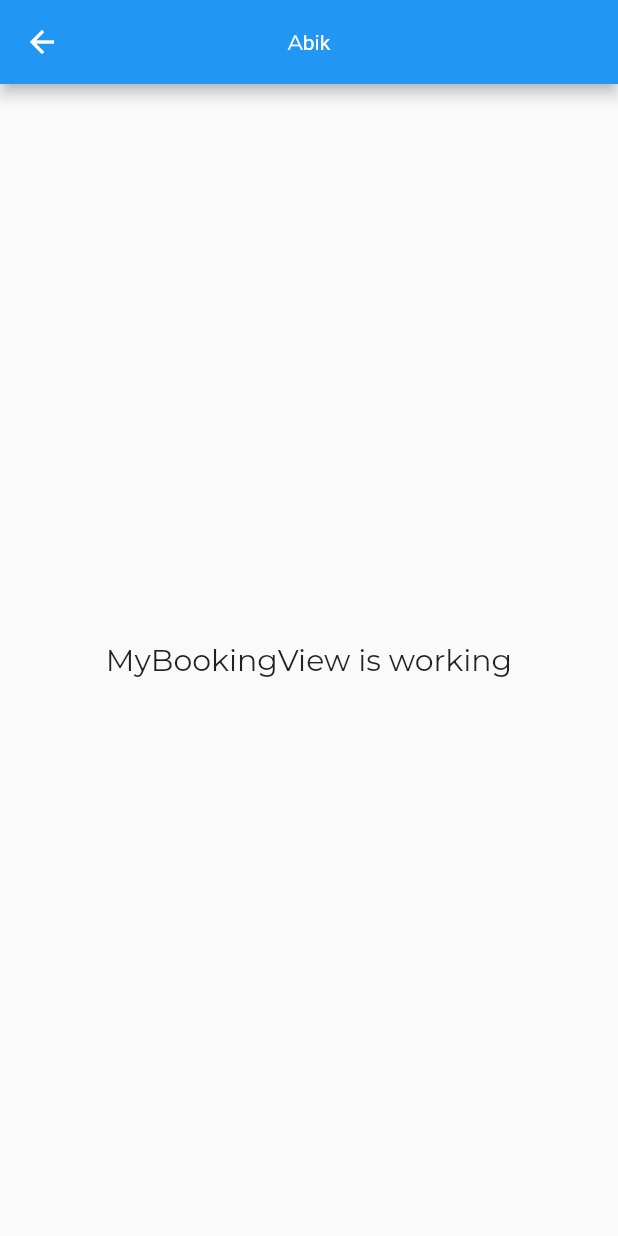
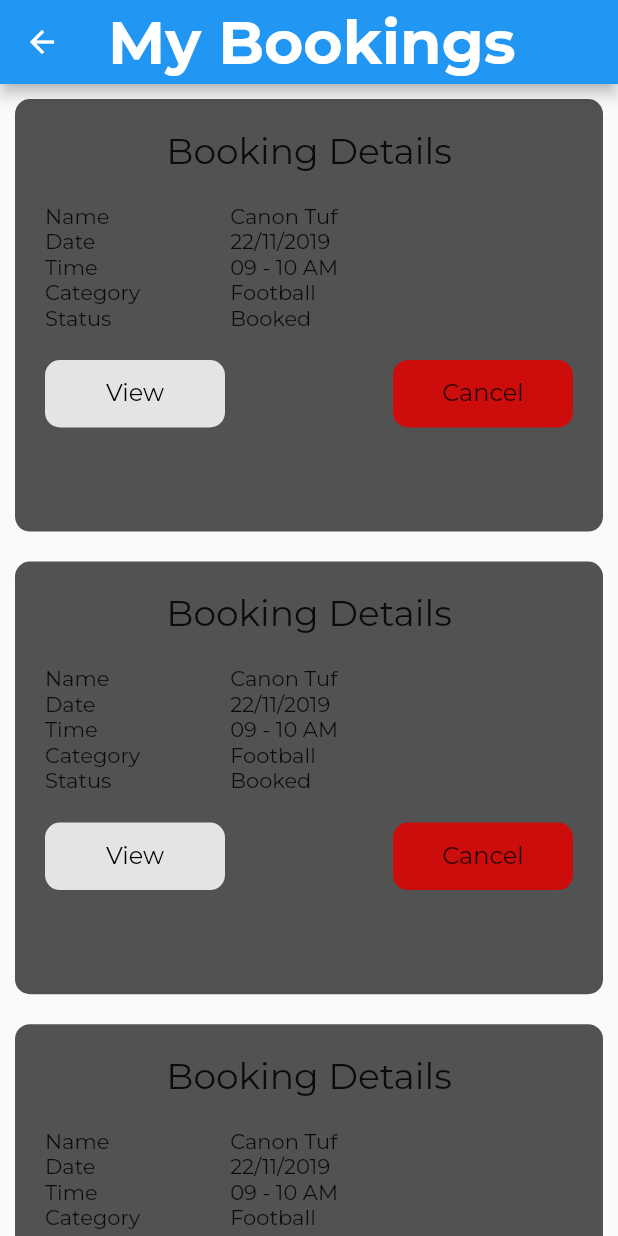
Before and after one commit to AbikMathew/play-turf, a Flutter app: the MyBookingView screen opened by its route, on a phone screen of 412 x 824 dp. Run offline on Flutter 3.47's test engine with Material 2 defaults, Android fonts, the phone set to English and light mode, and no system bars; our stand-ins replace carousel_slider, get, get_storage, google_fonts, lottie, sizer and 1 more; accounts and stored records are empty.

Commit message:
added my bookings and confirm dialog

```diff
--- a/lib/app/modules/constants/theme_provider.dart
+++ b/lib/app/modules/constants/theme_provider.dart
@@ -44,7 +44,9 @@ class AppThemes {
           color: Colors.white,
         )),
     appBarTheme: const AppBarTheme(
-      titleTextStyle: TextStyle(color: Colors.white),
+      elevation: 0,
+      titleTextStyle: TextStyle(
+          color: kPrimaryGreen, fontSize: 25),
       color: Colors.black,
       systemOverlayStyle: SystemUiOverlayStyle(
         statusBarColor: Colors.black,
--- a/lib/app/modules/my_booking/views/my_booking_view.dart
+++ b/lib/app/modules/my_booking/views/my_booking_view.dart
@@ -1,6 +1,10 @@
 import 'package:flutter/material.dart';
 
 import 'package:get/get.dart';
+import 'package:play_turf/app/modules/constants/colors.dart';
+import 'package:play_turf/app/modules/constants/ui.dart';
+import 'package:play_turf/app/modules/widgets/custom_buttons.dart';
+import 'package:sizer/sizer.dart';
 
 import '../controllers/my_booking_controller.dart';
 
@@ -9,16 +13,156 @@ class MyBookingView extends GetView<MyBookingController> {
   Widget build(BuildContext context) {
     return Scaffold(
       appBar: AppBar(
-        titleTextStyle: TextStyle(color: Colors.white),
-        title: Text(controller.title),
-        centerTitle: true,
+        automaticallyImplyLeading: true,
+        title: const Text('My Bookings'),
       ),
-      body: Center(
-        child: Text(
-          'MyBookingView is working',
-          style: TextStyle(fontSize: 20),
-        ),
+      body: ListView(
+        children: const [
+          BookingDetailsCard(),
+          BookingDetailsCard(),
+          BookingDetailsCard(),
+        ],
       ),
     );
   }
 }
+
+class BookingDetailsCard extends StatelessWidget {
+  const BookingDetailsCard({
+    Key? key,
+  }) : super(key: key);
+
+  @override
+  Widget build(BuildContext context) {
+    return Container(
+        margin: const EdgeInsets.all(10),
+        padding: const EdgeInsets.all(20),
+        height: 35.h,
+        width: 85.w,
+        decoration:
+            BoxDecoration(color: kLightGrey, borderRadius: kBorderRadius),
+        child: Column(
+          children: [
+            Text('Booking Details',
+                style: Theme.of(context).textTheme.headlineSmall),
+            kHeight20,
+            Row(
+              mainAxisAlignment: MainAxisAlignment.start,
+              children: [
+                Column(
+                  crossAxisAlignment: CrossAxisAlignment.start,
+                  children: const [
+                    Text('Name'),
+                    Text('Date'),
+                    Text('Time'),
+                    Text('Category'),
+                    Text('Status'),
+                  ],
+                ),
+                kWidth20,
+                kWidth20,
+                kWidth20,
+                Column(
+                  crossAxisAlignment: CrossAxisAlignment.start,
+                  children: const [
+                    Text('Canon Tuf'),
+                    Text('22/11/2019'),
+                    Text('09 - 10 AM'),
+                    Text('Football'),
+                    Text('Booked'),
+                  ],
+                )
+              ],
+            ),
+            kHeight20,
+            Row(
+              mainAxisAlignment: MainAxisAlignment.spaceBetween,
+              children: [
+                GreyButton(
+                  text: 'View',
+                  onPressed: () {},
+                ),
+                RedButton(
+                    text: 'Cancel',
+                    onPressed: () {
+                      Get.defaultDialog(
+                        contentPadding: const EdgeInsets.symmetric(
+                          horizontal: 20,
+                          vertical: 10,
+                        ),
+                        titlePadding: const EdgeInsets.all(25),
+                        radius: 10,
+                        backgroundColor: kLightGrey,
+                        titleStyle: Theme.of(context).textTheme.headlineSmall,
+                        title: 'Cancel Booking',
+                        content: const Text(
+                            'Are you sure you want to cancel this booking?'),
+                        actions: [
+                          GreyButton(
+                              text: 'Cancel',
+                              onPressed: () {
+                                Get.back();
+                              }),
+                          RedButton(
+                              text: 'Confirm',
+                              onPressed: () {
+                                Get.back();
+                              })
+                          // ElevatedButton(
+                          //   child: Text('Confirm'),
+                          //   onPressed: () {
+                          //     Get.back();
+                          //   },
+                          // ),
+                        ],
+                        // );
+                      );
+                    })
+              ],
+            )
+          ],
+        )
+        // crossAxisAlignment: CrossAxisAlignment.start,
+        // Column(
+        //   children: [
+        //     kHeight20,
+        //     Row(
+        //       children: const [
+        //         Text('Name'),
+        //        Spacer(),
+        //         Text('2082100'),
+        //       ],
+        //     ),
+        //     Row(
+        //       children: const [
+        //         Text('Date'),
+        //        Spacer(),
+        //         Text('28/02/1200'),
+        //       ],
+        //     ),
+        //     Row(
+        //       children: const [
+        //         Text('Time'),
+        //        Spacer(),
+        //         Text('09 - 10 AM'),
+        //       ],
+        //     ),
+        //     Row(
+        //       children: const [
+        //         Text('Category'),
+        //        Spacer(),
+        //         Text('Football'),
+        //       ],
+        //     ),
+        //     Row(
+        //       children: const [
+        //         Text('Status'),
+        //        Spacer(),
+        //         Text('Booked'),
+        //       ],
+        //     ),
+        //   ],
+        // ),
+        );
+  }
+}
--- a/lib/app/modules/widgets/custom_buttons.dart
+++ b/lib/app/modules/widgets/custom_buttons.dart
@@ -40,7 +40,7 @@ class GreenButton extends StatelessWidget {
 class GreyButton extends StatelessWidget {
   const GreyButton({
     required this.text,
-    this.width = 130,
+    this.width = 120,
     required this.onPressed,
     Key? key,
   }) : super(key: key);
@@ -55,18 +55,21 @@ class GreyButton extends StatelessWidget {
         width: width,
         height: 45,
         decoration: BoxDecoration(
-          color: kLightGrey,
+          color: kButtonGrey,
           borderRadius: kBorderRadius,
         ),
         child: Center(
-            child: Text(
-          text,
-          style: Theme.of(context).textTheme.titleMedium,
-        )),
+          child: Text(text,
+              style: Theme.of(context)
+                  .textTheme
+                  .titleMedium!
+                  .copyWith(color: Colors.black)),
+        ),
       ),
     );
   }
 }
+
 class GreenButtonS extends StatelessWidget {
   const GreenButtonS({
     required this.text,
@@ -97,6 +100,38 @@ class GreenButtonS extends StatelessWidget {
     );
   }
 }
+
+class RedButton extends StatelessWidget {
+  const RedButton({
+    required this.text,
+    this.width = 120,
+    required this.onPressed,
+    Key? key,
+  }) : super(key: key);
+  final VoidCallback onPressed;
+  final double width;
+  final String text;
+  @override
+  Widget build(BuildContext context) {
+    return InkWell(
+      onTap: onPressed,
+      child: Container(
+        width: width,
+        height: 45,
+        decoration: BoxDecoration(
+          color: Color(0xFFCD0C0C),
+          borderRadius: kBorderRadius,
+        ),
+        child: Center(
+            child: Text(
+          text,
+          style: Theme.of(context).textTheme.titleMedium,
+        )),
+      ),
+    );
+  }
+}
+
 class GoogleSingIn extends StatelessWidget {
   const GoogleSingIn({
     Key? key,
--- a/lib/app/routes/app_pages.dart
+++ b/lib/app/routes/app_pages.dart
@@ -21,7 +21,7 @@ part 'app_routes.dart';
 class AppPages {
   AppPages._();
 
-  static const INITIAL = Routes.MY_BOOKING;
+  static const INITIAL = Routes.SPLASH;
 
   static final routes = [
     GetPage(
```
Also changed, not shown: lib/app/modules/home/views/home_view.dart (+16 -13 lines), lib/app/modules/turf_details/views/turf_details_view.dart (+17 -10 lines).
